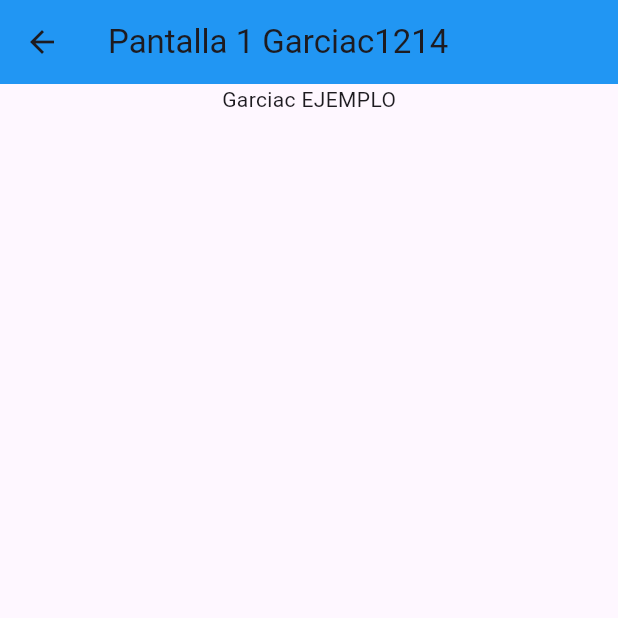
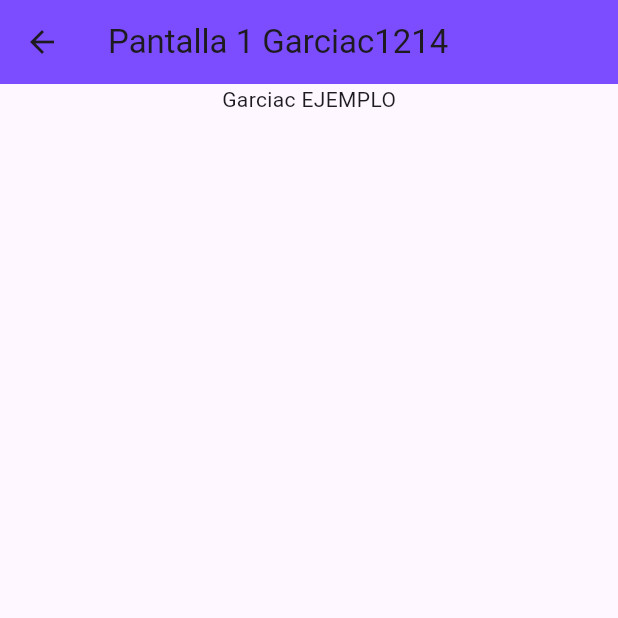
Before and after one commit to GarciaC128/UII_Act2_Disenos, a Flutter app: the Pantalla1_1214 screen opened by its route, on a phone screen of 412 x 824 dp, the top half of it. Run offline on Flutter 3.47's test engine with Material 3 defaults, Android fonts, the phone set to English and light mode, and no system bars.

Commit message:
Update pantalla1_1214.dart

```diff
--- a/lib/pantalla1_1214.dart
+++ b/lib/pantalla1_1214.dart
@@ -9,7 +9,7 @@ class Pantalla1_1214 extends StatelessWidget {
     return Scaffold(
       appBar: AppBar(
         title: Text("Pantalla 1 Garciac1214"),
-        backgroundColor: Colors.blue,
+        backgroundColor: Colors.deepPurpleAccent,
       ),
       body: Center(
         child: Column(
```
